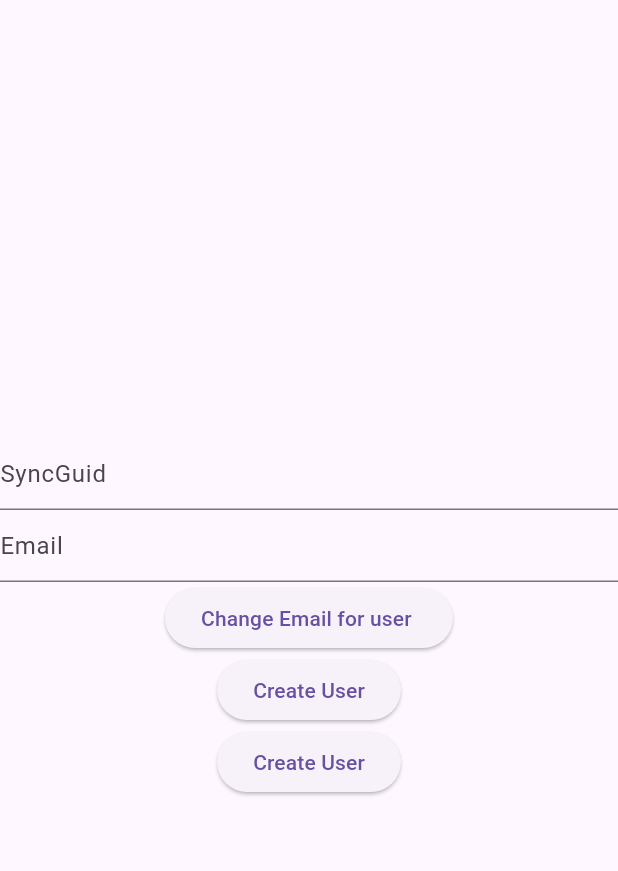
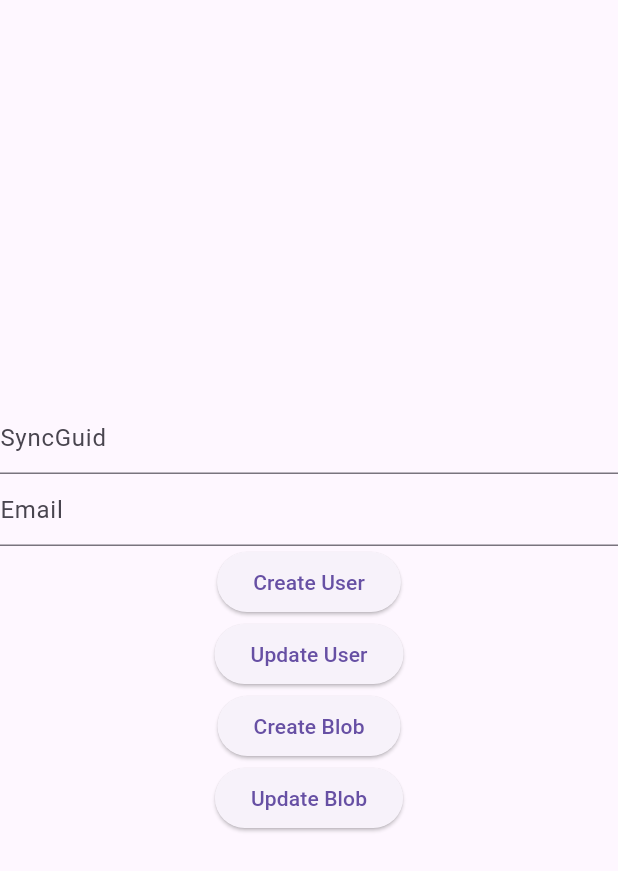
Before and after one commit to arturosalgado/dart-flutter-tests, a Flutter app: the screen it shows after launch, on a phone screen of 412 x 824 dp. Shown: the top 871 px of the screen. Run offline on Flutter 3.47's test engine with Material 3 defaults, Android fonts, the light colour scheme and no system bars; project files that could hold a hidden picture were left out.

Commit message:
everything should work correctly

```diff
--- a/flutter_application_emu/lib/main.dart
+++ b/flutter_application_emu/lib/main.dart
@@ -11,13 +11,13 @@ void main() {
 class MainApp extends StatelessWidget {
   MainApp({super.key});
   final TextEditingController textControllerId = TextEditingController();
-  final TextEditingController textControllerEmail = TextEditingController();
+  final TextEditingController textControllerContent = TextEditingController();
   void onPressUpdate() {
     Map<String, dynamic> payload = {
       'action': 'update',
       'type': Types.user,
       'syncGuid': textControllerId.text,
-      'email': textControllerEmail.text
+      'email': textControllerContent.text
     };
     DynamicState().getDynamicStateFromDatabaseLibrary(payload);
   }
@@ -37,9 +37,19 @@ class MainApp extends StatelessWidget {
     String id = generateRandomString2();
     Map<String, dynamic> payload = {
       'action': 'create',
-      'type': 'blob',
+      'type': Types.blob,
       'syncGuid': id,
       'content': "content:$id"
+    };
+    DynamicState().getDynamicStateFromDatabaseLibrary(payload);
+  }
+
+  void onPressUpdateBlob() {
+    Map<String, dynamic> payload = {
+      'action': 'update',
+      'type': Types.blob,
+      'syncGuid': textControllerId.text,
+      'content': textControllerContent.text
     };
     DynamicState().getDynamicStateFromDatabaseLibrary(payload);
   }
@@ -52,7 +62,7 @@ class MainApp extends StatelessWidget {
     );
 
     TextField textFieldEmail = TextField(
-      controller: textControllerEmail,
+      controller: textControllerContent,
       decoration: const InputDecoration(hintText: 'Email'),
     );
 
@@ -65,14 +75,16 @@ class MainApp extends StatelessWidget {
               textFieldId,
               textFieldEmail,
               ElevatedButton(
-                  onPressed: onPressUpdate,
-                  child: const Text('Change Email for user ')),
-              ElevatedButton(
                   onPressed: onPressedCreateUser,
                   child: const Text('Create User')),
               ElevatedButton(
+                  onPressed: onPressUpdate, child: const Text('Update User')),
+              ElevatedButton(
                   onPressed: onPressedCreateBlob,
-                  child: const Text('Create User'))
+                  child: const Text('Create Blob')),
+              ElevatedButton(
+                  onPressed: onPressUpdateBlob,
+                  child: const Text('Update Blob')),
             ],
           ),
         ),
```
